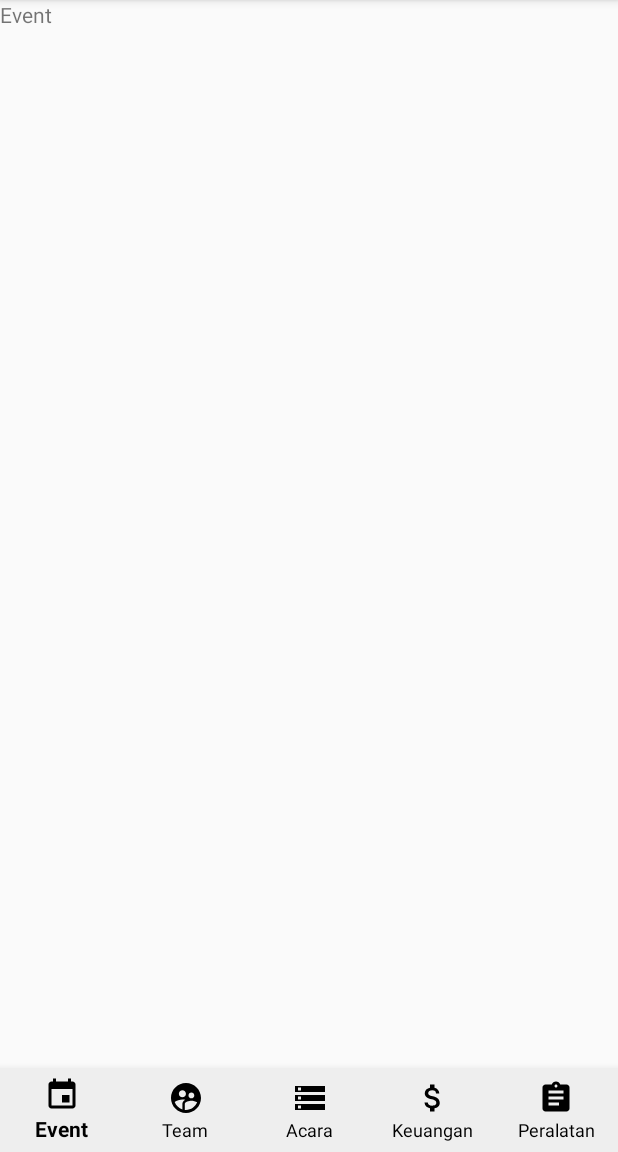
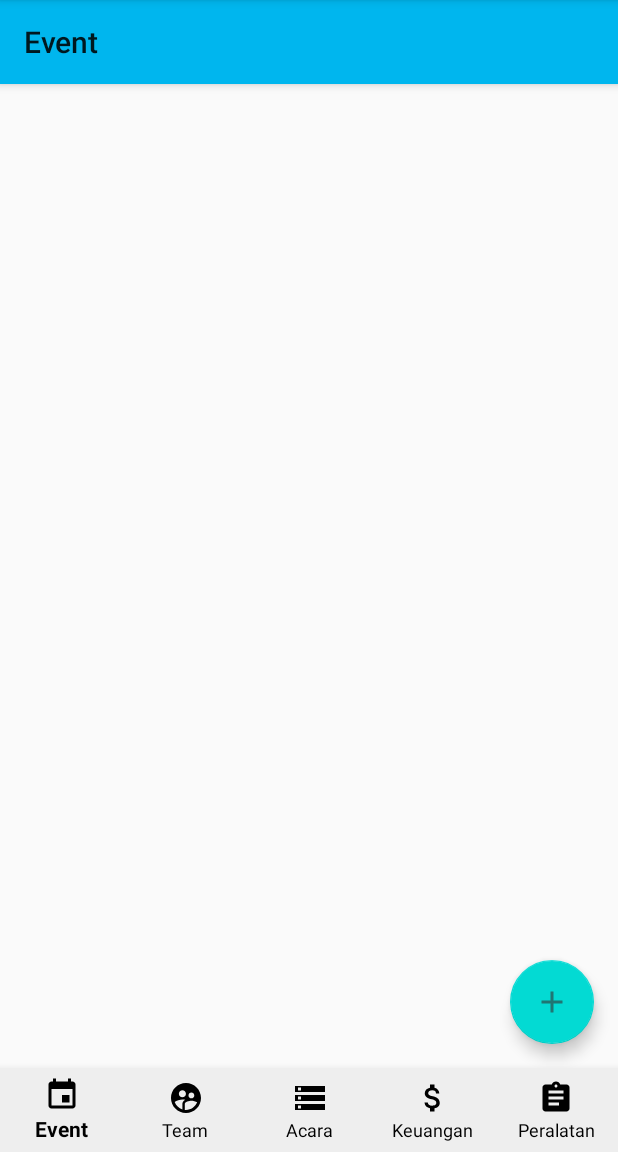
Before and after one commit to arifmh18/EventManagement, an Android app: the screen it shows after launch once a user with an empty profile is signed in (MainActivity), on a phone screen of 412 x 824 dp, the part 84-1236 px from its top. Run offline under Robolectric (Android 15) with nearby library versions, the phone set to English and light mode, and no system bars; our stand-ins replace Firebase (no records; nobody signed in at launch, a user with empty details on screens opened directly); libraries missing offline, so code that uses them is left out: com.firebase.ui.

Commit message:
[+]list layout event

```diff
--- /dev/null
+++ b/app/src/main/res/drawable-anydpi/ic_action_add.xml
@@ -0,0 +1,11 @@
+<vector xmlns:android="http://schemas.android.com/apk/res/android"
+    android:width="24dp"
+    android:height="24dp"
+    android:viewportWidth="24"
+    android:viewportHeight="24"
+    android:tint="#333333"
+    android:alpha="0.6">
+  <path
+      android:fillColor="@android:color/white"
+      android:pathData="M19,13h-6v6h-2v-6H5v-2h6V5h2v6h6v2z"/>
+</vector>
--- a/app/src/main/res/layout/fragment_event.xml
+++ b/app/src/main/res/layout/fragment_event.xml
@@ -1,14 +1,36 @@
 <?xml version="1.0" encoding="utf-8"?>
-<FrameLayout xmlns:android="http://schemas.android.com/apk/res/android"
+<androidx.coordinatorlayout.widget.CoordinatorLayout xmlns:android="http://schemas.android.com/apk/res/android"
     xmlns:tools="http://schemas.android.com/tools"
     android:layout_width="match_parent"
     android:layout_height="match_parent"
+    xmlns:app="http://schemas.android.com/apk/res-auto"
     tools:context=".Fragment.EventFragment">
 
-    <!-- TODO: Update blank fragment layout -->
-    <TextView
+    <com.google.android.material.appbar.AppBarLayout
+        android:layout_width="match_parent"
+        android:layout_height="wrap_content">
+
+        <com.google.android.material.appbar.MaterialToolbar
+            android:layout_width="match_parent"
+            android:layout_height="wrap_content"
+            app:title="Event"
+            style="@style/ThemeOverlay.MaterialComponents.Toolbar.Primary"/>
+
+    </com.google.android.material.appbar.AppBarLayout>
+
+    <androidx.recyclerview.widget.RecyclerView
+        android:id="@+id/rvEvent"
         android:layout_width="match_parent"
         android:layout_height="match_parent"
-        android:text="Event" />
+        app:layout_behavior="com.google.android.material.appbar.AppBarLayout$ScrollingViewBehavior"/>
 
-</FrameLayout>
+    <com.google.android.material.floatingactionbutton.FloatingActionButton
+        android:id="@+id/fabEvent"
+        android:layout_width="wrap_content"
+        android:layout_height="wrap_content"
+        android:layout_gravity="end|bottom"
+        android:layout_margin="16dp"
+        app:layout_behavior="com.google.android.material.floatingactionbutton.FloatingActionButton$Behavior"
+        android:src="@drawable/ic_action_add"/>
+
+</androidx.coordinatorlayout.widget.CoordinatorLayout>
```
Also changed, not shown: app/src/main/res/drawable-hdpi/ic_action_add.png (added), app/src/main/res/drawable-mdpi/ic_action_add.png (added), app/src/main/res/drawable-xhdpi/ic_action_add.png (added), app/src/main/res/drawable-xxhdpi/ic_action_add.png (added).
